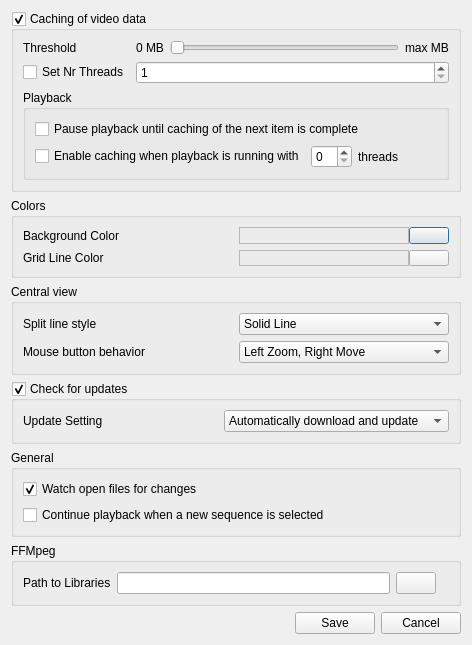
Old version of the form ui/settingsDialog.ui in the repository IENT/YUView.
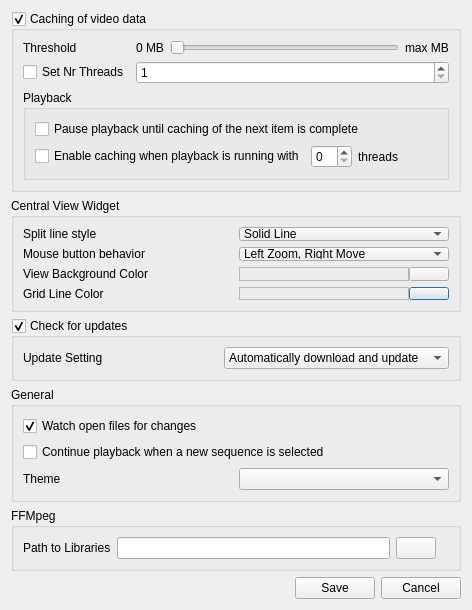
New version of the form. Icons and pictures are not drawn. Custom widgets are drawn as their Qt base class.

Commit message: Added support for themes (dark theme so far).

```diff
--- a/ui/settingsDialog.ui
+++ b/ui/settingsDialog.ui
@@ -7,7 +7,7 @@
     <x>0</x>
     <y>0</y>
     <width>468</width>
-    <height>624</height>
+    <height>610</height>
    </rect>
   </property>
   <property name="windowTitle">
@@ -210,76 +210,10 @@
       </size>
      </property>
      <property name="title">
-      <string>Colors</string>
+      <string>Central View Widget</string>
      </property>
      <layout class="QGridLayout" name="gridLayout_2" columnstretch="1,1">
-      <item row="0" column="0">
-       <widget class="QLabel" name="labelBackgroundColor">
-        <property name="toolTip">
-         <string>Set the background color of the central view widget.</string>
-        </property>
-        <property name="whatsThis">
-         <string>Set the background color of the central view widget.</string>
-        </property>
-        <property name="text">
-         <string>Background Color</string>
-        </property>
-       </widget>
-      </item>
-      <item row="0" column="1">
-       <layout class="QHBoxLayout" name="horizontalLayoutBackgroundColor" stretch="1,0">
-        <property name="spacing">
-         <number>0</number>
-        </property>
-        <item>
-         <widget class="showColorWidget" name="frameBackgroundColor">
-          <property name="toolTip">
-           <string>Set the background color of the central view widget.</string>
-          </property>
-          <property name="whatsThis">
-           <string>Set the background color of the central view widget.</string>
-          </property>
-          <property name="frameShape">
-           <enum>QFrame::StyledPanel</enum>
-          </property>
-          <property name="frameShadow">
-           <enum>QFrame::Raised</enum>
-          </property>
-         </widget>
-        </item>
-        <item>
-         <widget class="QPushButton" name="pushButtonEditBackgroundColor">
-          <property name="toolTip">
-           <string>Set the background color of the central view widget.</string>
-          </property>
-          <property name="whatsThis">
-           <string>Set the background color of the central view widget.</string>
-          </property>
-          <property name="text">
-           <string/>
-          </property>
-          <property name="icon">
-           <iconset resource="../images/images.qrc">
-            <normaloff>:/img_edit.png</normaloff>:/img_edit.png</iconset>
-          </property>
-         </widget>
-        </item>
-       </layout>
-      </item>
-      <item row="1" column="0">
-       <widget class="QLabel" name="labelGridLineColor">
-        <property name="toolTip">
-         <string>Set the line color of the Grid which can be activated using the &quot;Draw Gird&quot; option in the &quot;View Options&quot; panel.</string>
-        </property>
-        <property name="whatsThis">
-         <string>Set the line color of the Grid which can be activated using the &quot;Draw Gird&quot; option in the &quot;View Options&quot; panel.</string>
-        </property>
-        <property name="text">
-         <string>Grid Line Color</string>
-        </property>
-       </widget>
-      </item>
-      <item row="1" column="1">
+      <item row="3" column="1">
        <layout class="QHBoxLayout" name="horizontalLayoutGridLineColor" stretch="1,0">
         <property name="spacing">
          <number>0</number>
@@ -311,26 +245,85 @@
           <property name="text">
            <string/>
           </property>
-          <property name="icon">
-           <iconset resource="../images/images.qrc">
-            <normaloff>:/img_edit.png</normaloff>:/img_edit.png</iconset>
+         </widget>
+        </item>
+       </layout>
+      </item>
+      <item row="3" column="0">
+       <widget class="QLabel" name="labelGridLineColor">
+        <property name="toolTip">
+         <string>Set the line color of the Grid which can be activated using the &quot;Draw Gird&quot; option in the &quot;View Options&quot; panel.</string>
+        </property>
+        <property name="whatsThis">
+         <string>Set the line color of the Grid which can be activated using the &quot;Draw Gird&quot; option in the &quot;View Options&quot; panel.</string>
+        </property>
+        <property name="text">
+         <string>Grid Line Color</string>
+        </property>
+       </widget>
+      </item>
+      <item row="2" column="1">
+       <layout class="QHBoxLayout" name="horizontalLayoutBackgroundColor" stretch="1,0">
+        <property name="spacing">
+         <number>0</number>
+        </property>
+        <item>
+         <widget class="showColorWidget" name="frameBackgroundColor">
+          <property name="toolTip">
+           <string>Set the background color of the central view widget.</string>
           </property>
+          <property name="whatsThis">
+           <string>Set the background color of the central view widget.</string>
+          </property>
+          <property name="frameShape">
+           <enum>QFrame::StyledPanel</enum>
+          </property>
+          <property name="frameShadow">
+           <enum>QFrame::Raised</enum>
+          </property>
          </widget>
         </item>
+        <item>
+         <widget class="QPushButton" name="pushButtonEditBackgroundColor">
+          <property name="toolTip">
+           <string>Set the background color of the central view widget.</string>
+          </property>
+          <property name="whatsThis">
+           <string>Set the background color of the central view widget.</string>
+          </property>
+          <property name="text">
+           <string/>
+          </property>
+         </widget>
+        </item>
        </layout>
       </item>
-     </layout>
-    </widget>
-   </item>
-   <item>
-    <widget class="QGroupBox" name="groupBoxCentralView">
-     <property name="toolTip">
-      <string/>
-     </property>
-     <property name="title">
-      <string>Central view</string>
-     </property>
-     <layout class="QGridLayout" name="gridLayout">
+      <item row="1" column="0">
+       <widget class="QLabel" name="labelMouseMode">
+        <property name="toolTip">
+         <string>Which of the two mouse buttons is to be used for moving and which for zooming the view?</string>
+        </property>
+        <property name="whatsThis">
+         <string>Which of the two mouse buttons is to be used for moving and which for zooming the view?</string>
+        </property>
+        <property name="text">
+         <string>Mouse button behavior</string>
+        </property>
+       </widget>
+      </item>
+      <item row="0" column="0">
+       <widget class="QLabel" name="labelSplitLineStyle">
+        <property name="toolTip">
+         <string>&lt;html&gt;&lt;head/&gt;&lt;body&gt;&lt;p&gt;When the split- and comparison view is activated, this defines how the position of the split line is indicated:&lt;/p&gt;&lt;p&gt;&lt;span style=&quot; font-weight:600;&quot;&gt;Solid Line&lt;/span&gt;: A solid white line&lt;/p&gt;&lt;p&gt;&lt;span style=&quot; font-weight:600;&quot;&gt;Handlers: &lt;/span&gt;Only show small triangular handlers at the top and bottom&lt;/p&gt;&lt;/body&gt;&lt;/html&gt;</string>
+        </property>
+        <property name="whatsThis">
+         <string>&lt;html&gt;&lt;head/&gt;&lt;body&gt;&lt;p&gt;When the split- and comparison view is activated, this defines how the position of the split line is indicated:&lt;/p&gt;&lt;p&gt;&lt;span style=&quot; font-weight:600;&quot;&gt;Solid Line&lt;/span&gt;: A solid white line&lt;/p&gt;&lt;p&gt;&lt;span style=&quot; font-weight:600;&quot;&gt;Handlers: &lt;/span&gt;Only show small triangular handlers at the top and bottom&lt;/p&gt;&lt;/body&gt;&lt;/html&gt;</string>
+        </property>
+        <property name="text">
+         <string>Split line style</string>
+        </property>
+       </widget>
+      </item>
       <item row="0" column="1">
        <widget class="QComboBox" name="comboBoxSplitLineStyle">
         <property name="toolTip">
@@ -351,8 +344,8 @@
         </item>
        </widget>
       </item>
-      <item row="0" column="0">
-       <widget class="QLabel" name="labelSplitLineStyle">
+      <item row="2" column="0">
+       <widget class="QLabel" name="labelBackgroundColor">
         <property name="toolTip">
          <string>&lt;html&gt;&lt;head/&gt;&lt;body&gt;&lt;p&gt;When the split- and comparison view is activated, this defines how the position of the split line is indicated:&lt;/p&gt;&lt;p&gt;&lt;span style=&quot; font-weight:600;&quot;&gt;Solid Line&lt;/span&gt;: A solid white line&lt;/p&gt;&lt;p&gt;&lt;span style=&quot; font-weight:600;&quot;&gt;Handlers: &lt;/span&gt;Only show small triangular handlers at the top and bottom&lt;/p&gt;&lt;/body&gt;&lt;/html&gt;</string>
         </property>
@@ -360,20 +353,7 @@
          <string>&lt;html&gt;&lt;head/&gt;&lt;body&gt;&lt;p&gt;When the split- and comparison view is activated, this defines how the position of the split line is indicated:&lt;/p&gt;&lt;p&gt;&lt;span style=&quot; font-weight:600;&quot;&gt;Solid Line&lt;/span&gt;: A solid white line&lt;/p&gt;&lt;p&gt;&lt;span style=&quot; font-weight:600;&quot;&gt;Handlers: &lt;/span&gt;Only show small triangular handlers at the top and bottom&lt;/p&gt;&lt;/body&gt;&lt;/html&gt;</string>
         </property>
         <property name="text">
-         <string>Split line style</string>
-        </property>
-       </widget>
-      </item>
-      <item row="1" column="0">
-       <widget class="QLabel" name="labelMouseMode">
-        <property name="toolTip">
-         <string>Which of the two mouse buttons is to be used for moving and which for zooming the view?</string>
-        </property>
-        <property name="whatsThis">
-         <string>Which of the two mouse buttons is to be used for moving and which for zooming the view?</string>
-        </property>
-        <property name="text">
-         <string>Mouse button behavior</string>
+         <string>View Background Color</string>
         </property>
        </widget>
       </item>
@@ -456,8 +436,31 @@
      <property name="title">
       <string>General</string>
      </property>
-     <layout class="QVBoxLayout" name="verticalLayout_4">
-      <item>
+     <layout class="QGridLayout" name="gridLayout">
+      <item row="2" column="0">
+       <widget class="QLabel" name="labelTheme">
+        <property name="text">
+         <string>Theme</string>
+        </property>
+       </widget>
+      </item>
+      <item row="2" column="1">
+       <widget class="QComboBox" name="comboBoxTheme"/>
+      </item>
+      <item row="1" column="0" colspan="2">
+       <widget class="QCheckBox" name="checkBoxContinuePlaybackNewSelection">
+        <property name="toolTip">
+         <string>Should playback continue if a new sequence is selected from the playlist?</string>
+        </property>
+        <property name="whatsThis">
+         <string>Should playback continue if a new sequence is selected from the playlist?</string>
+        </property>
+        <property name="text">
+         <string>Continue playback when a new sequence is selected</string>
+        </property>
+       </widget>
+      </item>
+      <item row="0" column="0" colspan="2">
        <widget class="QCheckBox" name="checkBoxWatchFiles">
         <property name="toolTip">
          <string>If active, all open files will be watched for changes. If a file is changed, YUV will ask you if you want to reload the file now.</string>
@@ -473,19 +476,6 @@
         </property>
        </widget>
       </item>
-      <item>
-       <widget class="QCheckBox" name="checkBoxContinuePlaybackNewSelection">
-        <property name="toolTip">
-         <string>Should playback continue if a new sequence is selected from the playlist?</string>
-        </property>
-        <property name="whatsThis">
-         <string>Should playback continue if a new sequence is selected from the playlist?</string>
-        </property>
-        <property name="text">
-         <string>Continue playback when a new sequence is selected</string>
-        </property>
-       </widget>
-      </item>
      </layout>
     </widget>
    </item>
```
Left out of the diff: 11 changed lines with no effect on the pictures. The commit also changes 40 other files.
